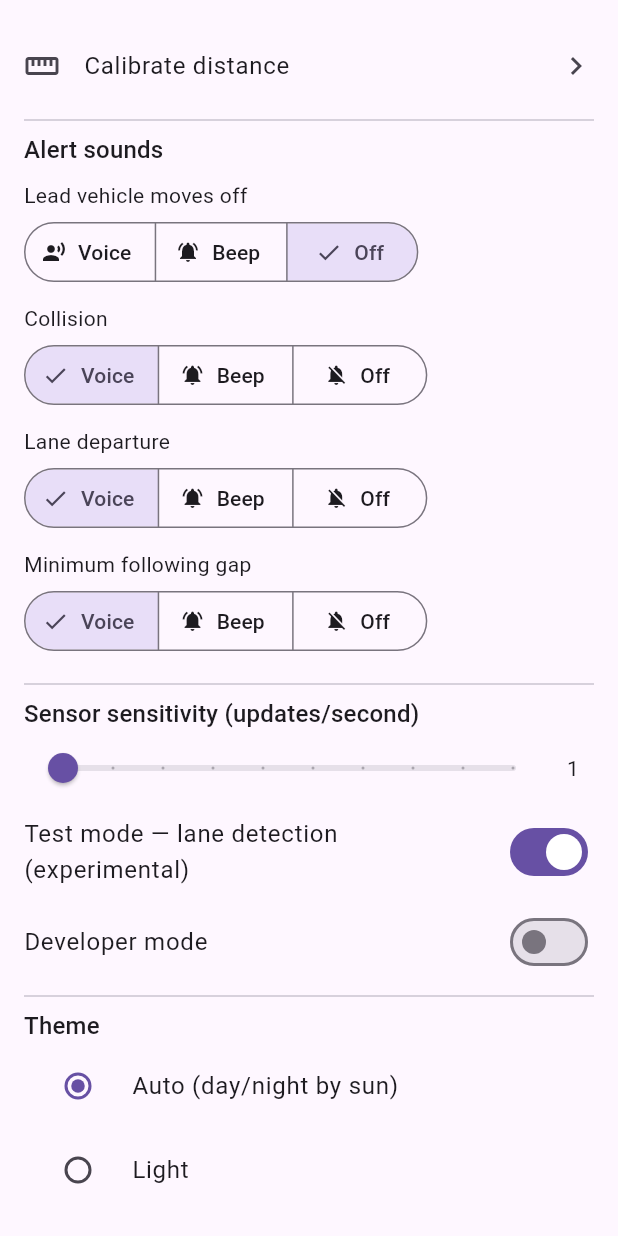
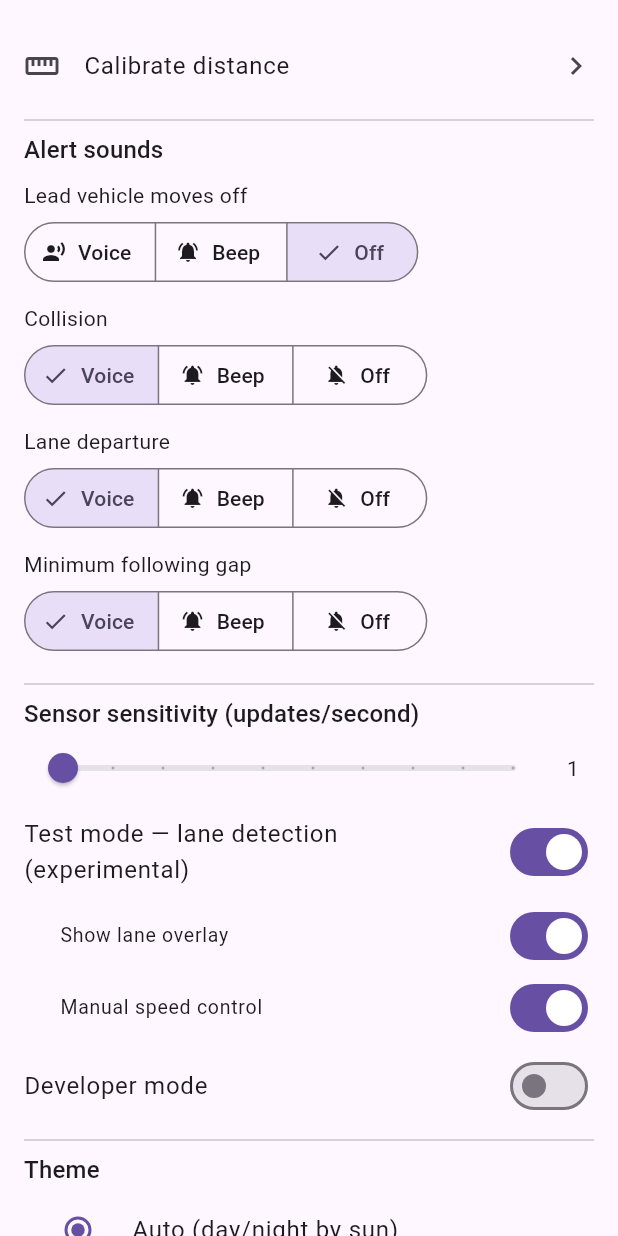
Before and after one commit to p29hieu/phone-adas, a Flutter app: the _SettingsSheet widget shown alone on an empty page, opened directly with empty values, after a tap on "Beep", after a tap on "Off", after a tap on "Test mode — lane detection (experimental", on a phone screen of 412 x 824 dp. Run offline on Flutter 3.47's test engine with Material 3 defaults, Android fonts, the phone set to English and light mode, and no system bars; our stand-ins replace equatable, firebase_core, firebase_crashlytics, flutter_bloc, flutter_tts, geocoding and 3 more; missing offline and left inert: gal; accounts and stored records are empty.

Commit message:
feat: per-feature toggles inside test mode + slim left-edge speed slider
Test mode now exposes two persisted sub-toggles (indented under the test
mode switch, defaults keep current behavior): lane overlay (also gates the
lane-departure warning) and manual speed control. The speed slider shrank
to a 40px-wide slim pill (thin track, small thumb, 120px tall) and moved
to the LEFT edge so it no longer covers the view; turning its toggle or
test mode off releases any simulated speed back to GPS.

```diff
--- a/lib/features/hud/hud_screen.dart
+++ b/lib/features/hud/hud_screen.dart
@@ -225,7 +225,8 @@ class _HudScreenState extends State<HudScreen> {
           }
           if (state.laneEventCount > _seenLaneEvents) {
             _seenLaneEvents = state.laneEventCount;
-            if (context.read<SettingsCubit>().state.testMode) {
+            final settings = context.read<SettingsCubit>().state;
+            if (settings.testMode && settings.showLane) {
               _notify(AlertKind.lane, l10n.warnLaneDeparture);
             }
           }
@@ -294,6 +295,7 @@ class _HudScreenState extends State<HudScreen> {
                   ),
                 ),
                 if (context.watch<SettingsCubit>().state.testMode &&
+                    context.watch<SettingsCubit>().state.showLane &&
                     state.lane != null)
                   LaneOverlay(
                     lane: state.lane!,
@@ -314,9 +316,10 @@ class _HudScreenState extends State<HudScreen> {
                   color: const Color(0xFFE53935),
                   period: const Duration(seconds: 2),
                 ),
-                if (context.watch<SettingsCubit>().state.testMode)
+                if (context.watch<SettingsCubit>().state.testMode &&
+                    context.watch<SettingsCubit>().state.manualSpeed)
                   Align(
-                    alignment: Alignment.centerRight,
+                    alignment: Alignment.centerLeft,
                     child: SafeArea(
                       child: _SpeedOverridePanel(state: state),
                     ),
@@ -656,11 +659,12 @@ class _SpeedOverridePanel extends StatelessWidget {
     final cubit = context.read<HudCubit>();
     final overriding = state.speedOverrideKmh != null;
     return Container(
-      margin: const EdgeInsets.only(right: 4),
-      padding: const EdgeInsets.symmetric(vertical: 6),
+      margin: const EdgeInsets.only(left: 2),
+      padding: const EdgeInsets.symmetric(vertical: 4),
+      width: 40,
       decoration: BoxDecoration(
-        color: const Color(0x99000000),
-        borderRadius: BorderRadius.circular(12),
+        color: const Color(0x80000000),
+        borderRadius: BorderRadius.circular(10),
       ),
       child: Column(
         mainAxisSize: MainAxisSize.min,
@@ -669,14 +673,23 @@ class _SpeedOverridePanel extends StatelessWidget {
             '${(state.speedOverrideKmh ?? state.speedKmh).round()}',
             style: TextStyle(
               color: overriding ? Colors.amber : Colors.white70,
-              fontSize: 14,
+              fontSize: 12,
               fontWeight: FontWeight.w700,
             ),
           ),
           SizedBox(
-            height: 170,
+            height: 120,
+            width: 32,
             child: RotatedBox(
               quarterTurns: -1,
+              child: SliderTheme(
+                data: SliderTheme.of(context).copyWith(
+                  trackHeight: 2,
+                  thumbShape:
+                      const RoundSliderThumbShape(enabledThumbRadius: 7),
+                  overlayShape:
+                      const RoundSliderOverlayShape(overlayRadius: 12),
+                ),
                 child: Slider(
                   value: (state.speedOverrideKmh ?? state.speedKmh)
                       .clamp(0.0, 130.0),
@@ -687,14 +700,15 @@ class _SpeedOverridePanel extends StatelessWidget {
                 ),
               ),
             ),
+          ),
           TextButton(
             style: TextButton.styleFrom(
               padding: EdgeInsets.zero,
-              minimumSize: const Size(44, 26),
+              minimumSize: const Size(36, 22),
               foregroundColor: overriding ? Colors.white : Colors.white38,
             ),
             onPressed: overriding ? () => cubit.setSpeedOverride(null) : null,
-            child: const Text('GPS', style: TextStyle(fontSize: 12)),
+            child: const Text('GPS', style: TextStyle(fontSize: 10)),
           ),
         ],
       ),
@@ -849,6 +863,22 @@ class _SettingsSheet extends StatelessWidget {
                 title: Text(l10n.settingsTestMode),
                 onChanged: cubit.setTestMode,
               ),
+              if (settings.testMode) ...[
+                SwitchListTile(
+                  contentPadding: const EdgeInsets.only(left: 24),
+                  dense: true,
+                  value: settings.showLane,
+                  title: Text(l10n.settingsShowLane),
+                  onChanged: cubit.setShowLane,
+                ),
+                SwitchListTile(
+                  contentPadding: const EdgeInsets.only(left: 24),
+                  dense: true,
+                  value: settings.manualSpeed,
+                  title: Text(l10n.settingsManualSpeed),
+                  onChanged: cubit.setManualSpeed,
+                ),
+              ],
               SwitchListTile(
                 contentPadding: EdgeInsets.zero,
                 value: settings.devMode,
--- a/lib/features/settings/settings_cubit.dart
+++ b/lib/features/settings/settings_cubit.dart
@@ -26,6 +26,8 @@ class SettingsState extends Equatable {
     this.soundCollision = AlertSound.voice,
     this.soundLane = AlertSound.voice,
     this.soundGap = AlertSound.voice,
+    this.showLane = true,
+    this.manualSpeed = true,
     this.loaded = false,
   });
 
@@ -46,6 +48,12 @@ class SettingsState extends Equatable {
   final AlertSound soundCollision;
   final AlertSound soundLane;
   final AlertSound soundGap;
+
+  /// Test-mode sub-feature: lane overlay + lane-departure warning.
+  final bool showLane;
+
+  /// Test-mode sub-feature: manual speed slider.
+  final bool manualSpeed;
   final bool loaded;
 
   AlertSound soundFor(AlertKind kind) => switch (kind) {
@@ -79,6 +87,8 @@ class SettingsState extends Equatable {
     AlertSound? soundCollision,
     AlertSound? soundLane,
     AlertSound? soundGap,
+    bool? showLane,
+    bool? manualSpeed,
     bool? loaded,
   }) =>
       SettingsState(
@@ -91,6 +101,8 @@ class SettingsState extends Equatable {
         soundCollision: soundCollision ?? this.soundCollision,
         soundLane: soundLane ?? this.soundLane,
         soundGap: soundGap ?? this.soundGap,
+        showLane: showLane ?? this.showLane,
+        manualSpeed: manualSpeed ?? this.manualSpeed,
         loaded: loaded ?? this.loaded,
       );
 
@@ -105,6 +117,8 @@ class SettingsState extends Equatable {
         soundCollision,
         soundLane,
         soundGap,
+        showLane,
+        manualSpeed,
         loaded,
       ];
 }
@@ -118,6 +132,8 @@ class SettingsCubit extends Cubit<SettingsState> {
   static const _kDevMode = 'settings_dev_mode_v1';
   static const _kTestMode = 'settings_test_mode_v1';
   static const _kSoundPrefix = 'settings_alert_sound_v1_';
+  static const _kShowLane = 'settings_show_lane_v1';
+  static const _kManualSpeed = 'settings_manual_speed_v1';
 
   Future<void> load() async {
     final prefs = await SharedPreferences.getInstance();
@@ -131,6 +147,8 @@ class SettingsCubit extends Cubit<SettingsState> {
       soundCollision: _loadSound(prefs, AlertKind.collision),
       soundLane: _loadSound(prefs, AlertKind.lane),
       soundGap: _loadSound(prefs, AlertKind.gap),
+      showLane: prefs.getBool(_kShowLane) ?? true,
+      manualSpeed: prefs.getBool(_kManualSpeed) ?? true,
       loaded: true,
     ));
   }
@@ -176,6 +194,18 @@ class SettingsCubit extends Cubit<SettingsState> {
     await prefs.setInt('$_kSoundPrefix${kind.name}', sound.index);
   }
 
+  Future<void> setShowLane(bool on) async {
+    emit(state.copyWith(showLane: on));
+    final prefs = await SharedPreferences.getInstance();
+    await prefs.setBool(_kShowLane, on);
+  }
+
+  Future<void> setManualSpeed(bool on) async {
+    emit(state.copyWith(manualSpeed: on));
+    final prefs = await SharedPreferences.getInstance();
+    await prefs.setBool(_kManualSpeed, on);
+  }
+
   Future<void> setTestMode(bool on) async {
     emit(state.copyWith(testMode: on));
     final prefs = await SharedPreferences.getInstance();
--- a/lib/l10n/app_en.arb
+++ b/lib/l10n/app_en.arb
@@ -99,5 +99,7 @@
   "recSaved": "Video saved to Photos",
   "recFailed": "Could not save the video",
   "recNeedCamera": "Recording needs the real camera",
-  "recTestModeOnly": "Enable test mode to record"
+  "recTestModeOnly": "Enable test mode to record",
+  "settingsShowLane": "Show lane overlay",
+  "settingsManualSpeed": "Manual speed control"
 }
--- a/lib/l10n/app_localizations.dart
+++ b/lib/l10n/app_localizations.dart
@@ -469,6 +469,18 @@ abstract class AppLocalizations {
   /// In en, this message translates to:
   /// **'Enable test mode to record'**
   String get recTestModeOnly;
+
+  /// No description provided for @settingsShowLane.
+  ///
+  /// In en, this message translates to:
+  /// **'Show lane overlay'**
+  String get settingsShowLane;
+
+  /// No description provided for @settingsManualSpeed.
+  ///
+  /// In en, this message translates to:
+  /// **'Manual speed control'**
+  String get settingsManualSpeed;
 }
 
 class _AppLocalizationsDelegate
--- a/lib/l10n/app_localizations_en.dart
+++ b/lib/l10n/app_localizations_en.dart
@@ -210,4 +210,10 @@ class AppLocalizationsEn extends AppLocalizations {
 
   @override
   String get recTestModeOnly => 'Enable test mode to record';
+
+  @override
+  String get settingsShowLane => 'Show lane overlay';
+
+  @override
+  String get settingsManualSpeed => 'Manual speed control';
 }
--- a/lib/l10n/app_localizations_vi.dart
+++ b/lib/l10n/app_localizations_vi.dart
@@ -207,4 +207,10 @@ class AppLocalizationsVi extends AppLocalizations {
 
   @override
   String get recTestModeOnly => 'Bật Chế độ thử nghiệm để quay';
+
+  @override
+  String get settingsShowLane => 'Hiển thị làn đường';
+
+  @override
+  String get settingsManualSpeed => 'Điều chỉnh tốc độ bằng tay';
 }
--- a/lib/l10n/app_vi.arb
+++ b/lib/l10n/app_vi.arb
@@ -61,5 +61,7 @@
   "recSaved": "Đã lưu video vào Ảnh",
   "recFailed": "Không lưu được video",
   "recNeedCamera": "Cần camera thật để quay",
-  "recTestModeOnly": "Bật Chế độ thử nghiệm để quay"
+  "recTestModeOnly": "Bật Chế độ thử nghiệm để quay",
+  "settingsShowLane": "Hiển thị làn đường",
+  "settingsManualSpeed": "Điều chỉnh tốc độ bằng tay"
 }
--- a/lib/main.dart
+++ b/lib/main.dart
@@ -63,13 +63,14 @@ class _PhoneAdasAppState extends State<PhoneAdasApp> {
       child: BlocListener<SettingsCubit, SettingsState>(
         listenWhen: (prev, next) =>
             prev.sensitivity != next.sensitivity ||
-            prev.testMode != next.testMode,
+            prev.testMode != next.testMode ||
+            prev.manualSpeed != next.manualSpeed,
         listener: (context, settings) {
           final hud = context.read<HudCubit>();
           hud.applyDisplaySensitivity(settings.sensitivity);
-          if (!settings.testMode) {
-            // A simulated speed must never drive the legal-gap logic
-            // outside test mode.
+          if (!settings.testMode || !settings.manualSpeed) {
+            // A simulated speed must never drive the legal-gap logic when
+            // its control surface is not available.
             hud.setSpeedOverride(null);
           }
         },
```
Lines whose indentation alone changed are shown as unchanged.
